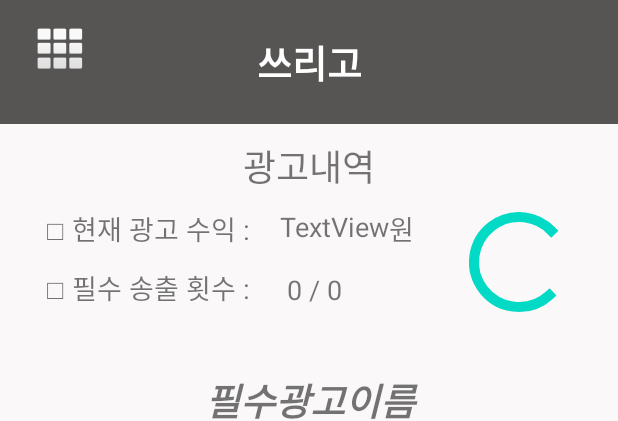
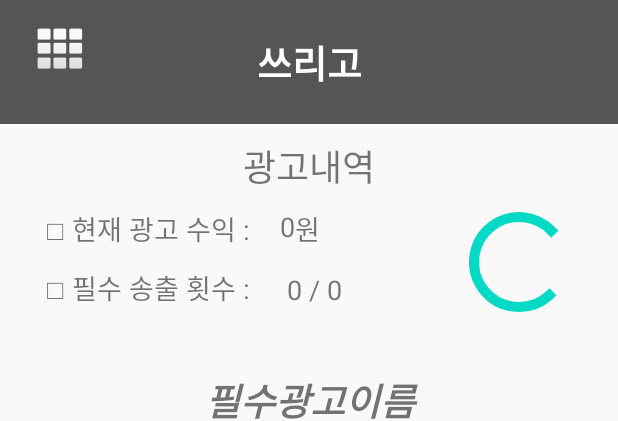
Before and after one commit to kw1178/threego, an Android app: the layout activity_ad.xml on its own in the app's theme, with its tools: preview values and no code run, on a phone screen of 412 x 824 dp. Shown: the top 421 px of the screen. Run offline under Robolectric (Android 15) with nearby library versions, the phone set to English and light mode, and no system bars; plain views replace CircleProgressBar; network calls fail.

Commit message:
0422 라파연동, 수익업데이트 완료

```diff
--- a/app/src/main/res/layout/activity_ad.xml
+++ b/app/src/main/res/layout/activity_ad.xml
@@ -113,7 +113,7 @@
             android:layout_height="wrap_content"
             android:layout_marginStart="20dp"
             android:layout_marginLeft="20dp"
-            android:text="TextView"
+            android:text="0"
             android:textSize="18sp"
             app:layout_constraintStart_toEndOf="@+id/tv_2"
             app:layout_constraintTop_toTopOf="@+id/tv_2" />
```
Also changed, not shown: app/src/main/java/com/threego/loginactivity/AdActivity.java (+11 -6 lines).
